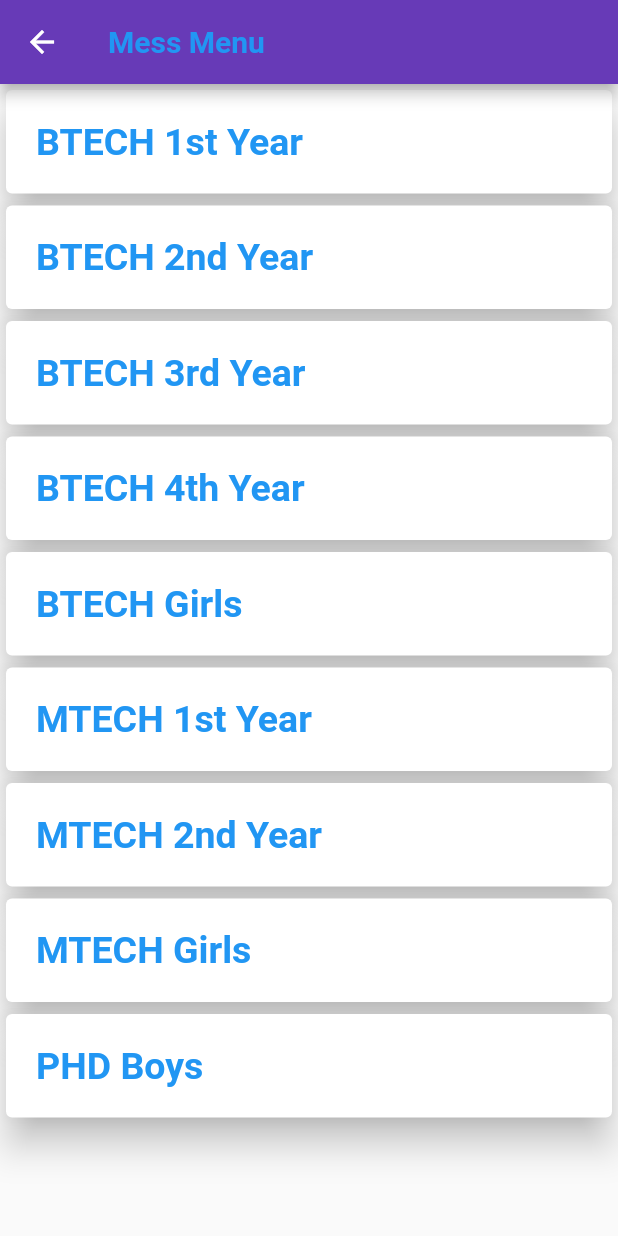
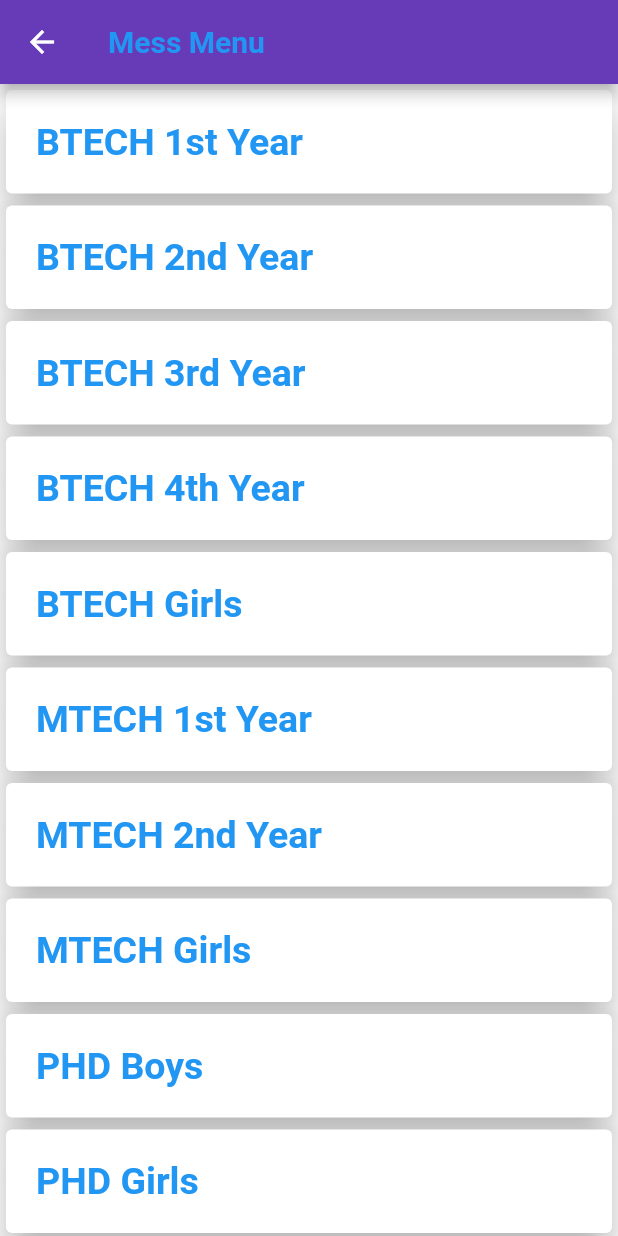
Before and after one commit to srivastavadivyesh4/College-App, a Flutter app: the screen it shows after launch, in the side drawer, after a tap on "Mess Menu", on a phone screen of 412 x 824 dp. Run offline on Flutter 3.47's test engine with Material 2 defaults, Android fonts, the phone set to English and light mode, and no system bars; our stand-ins replace carousel_pro.

Commit message:
phd girls menu list added

```diff
--- a/lib/components/Mess_Menu.dart
+++ b/lib/components/Mess_Menu.dart
@@ -16,6 +16,7 @@ class _MessState extends State<Mess> {
                               'MTECH 2nd Year',
                               'MTECH Girls',
                               'PHD Boys',
+                              'PHD Girls',
                   ];
   @override
   Widget build(BuildContext context) {
```
